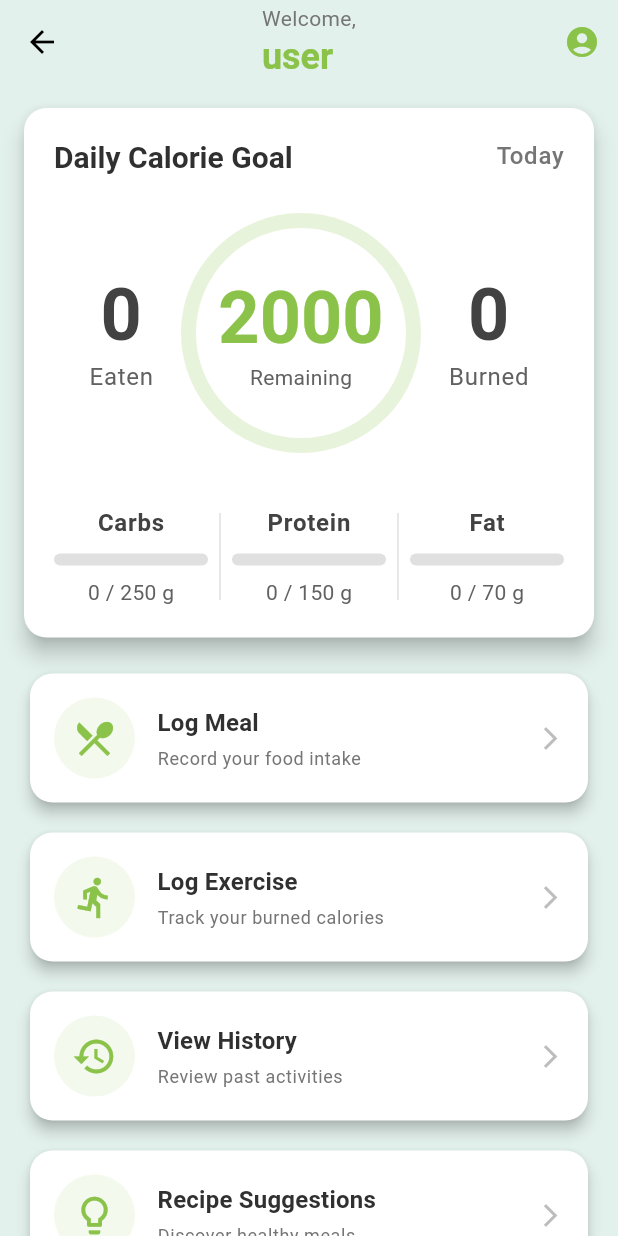
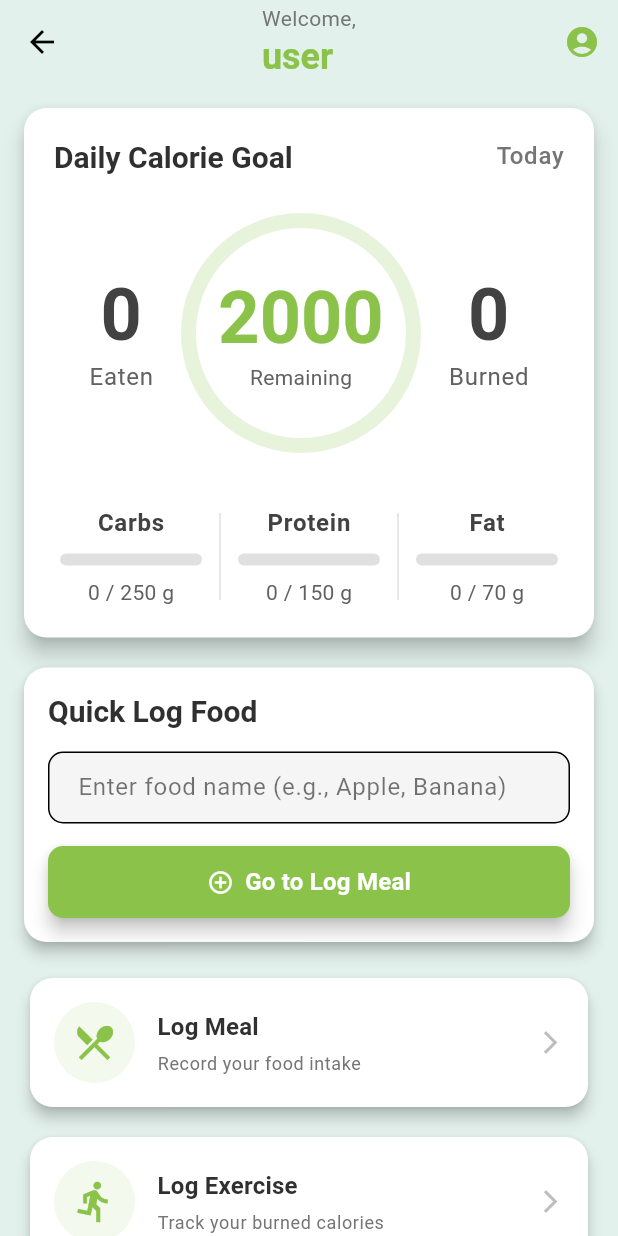
Before and after one commit to Azul-max/tutorial-app-dev, a Flutter app: the MainMenuPage screen opened by its route, on a phone screen of 412 x 824 dp. Run offline on Flutter 3.47's test engine with Material 3 defaults, Android fonts, the phone set to English and light mode, and no system bars; our stand-ins replace shared_preferences, table_calendar; accounts and stored records are empty.

Commit message:
new mainmenu

```diff
--- a/lib/MainMenuPage.dart
+++ b/lib/MainMenuPage.dart
@@ -2,12 +2,12 @@
 
 import 'package:flutter/material.dart';
 import 'package:shared_preferences/shared_preferences.dart';
-import 'dart:convert'; // Needed for jsonDecode
+import 'dart:convert';
 
 // Import other pages for navigation
 import 'ProfilePage.dart';
 import 'HistoryPage.dart';
-import 'CaloriesCalculatorPage.dart';
+import 'CaloriesCalculatorPage.dart'; // This is your "Create Food" page
 import 'ExercisePage.dart';
 import 'RecipeSuggestionPage.dart';
 
@@ -28,48 +28,45 @@ class MainMenuPage extends StatefulWidget {
 class _MainMenuPageState extends State<MainMenuPage> with WidgetsBindingObserver {
   String _currentUsername = 'Guest';
   String _currentUserEmail = '';
-  double _targetCalories = 2000; // Default or loaded from profile
-  int _caloriesConsumedToday = 0; // This would typically come from History/Meals
-  int _caloriesBurnedToday = 0; // New: Calories burned from exercises
+  double _targetCalories = 2000;
+  int _caloriesConsumedToday = 0;
+  int _caloriesBurnedToday = 0;
 
-  // Placeholder values for Carbs, Protein, Fat for UI demonstration
-  // These would ideally come from actual calculated daily macros from your food entries
   int _carbsToday = 0;
   int _proteinToday = 0;
   int _fatToday = 0;
 
-  // Placeholder total targets for macros (you might store these in user profile)
-  int _totalCarbsTarget = 250; // Example target in grams
-  int _totalProteinTarget = 150; // Example target in grams
-  int _totalFatTarget = 70; // Example target in grams
+  int _totalCarbsTarget = 250;
+  int _totalProteinTarget = 150;
+  int _totalFatTarget = 70;
 
+  // Controller for the new quick food input field
+  final TextEditingController _quickFoodNameController = TextEditingController();
 
   @override
   void initState() {
     super.initState();
-    WidgetsBinding.instance.addObserver(this); // Listen for lifecycle changes
+    WidgetsBinding.instance.addObserver(this);
     _currentUsername = widget.username;
     _currentUserEmail = widget.email;
     _loadUserData();
-    _loadCaloriesBurned(); // Load calories burned on init
-    _loadCaloriesConsumed(); // Load consumed calories
-    // _calculateMacrosForDisplay(); // This will be called after _loadCaloriesConsumed
+    _loadCaloriesBurned();
+    _loadCaloriesConsumed();
   }
 
   @override
   void dispose() {
-    WidgetsBinding.instance.removeObserver(this); // Remove observer
+    _quickFoodNameController.dispose(); // Dispose the controller
+    WidgetsBinding.instance.removeObserver(this);
     super.dispose();
   }
 
   @override
   void didChangeAppLifecycleState(AppLifecycleState state) {
-    // Reload data when the app comes back to the foreground
     if (state == AppLifecycleState.resumed) {
       _loadCaloriesBurned();
       _loadCaloriesConsumed();
-      _loadUserData(); // Also reload user data, in case profile target calories changed
-      // _calculateMacrosForDisplay(); // This will be called after _loadCaloriesConsumed
+      _loadUserData();
     }
   }
 
@@ -83,10 +80,6 @@ class _MainMenuPageState extends State<MainMenuPage> with WidgetsBindingObserver
         setState(() {
           _currentUserEmail = user['email'] ?? '';
           _targetCalories = double.tryParse(user['targetCalories'] ?? '2000') ?? 2000;
-          // You might also load macro targets here if stored in user data
-          // _totalCarbsTarget = int.tryParse(user['targetCarbs'] ?? '250') ?? 250;
-          // _totalProteinTarget = int.tryParse(user['targetProtein'] ?? '150') ?? 150;
-          // _totalFatTarget = int.tryParse(user['targetFat'] ?? '70') ?? 70;
         });
       }
     }
@@ -107,16 +100,17 @@ class _MainMenuPageState extends State<MainMenuPage> with WidgetsBindingObserver
         final Map<String, dynamic> mealEntry = jsonDecode(mealEntryJson);
         final entryDate = DateTime.parse(mealEntry['dateTime']);
 
-        // Check if it's a food entry and from today
-        if (mealEntry['type'] == 'Food' &&
+        // Check if the entry is for today and is either 'Food' OR 'Meal'
+        if ((mealEntry['type'] == 'Food' || mealEntry['type'] == 'Meal') && // MODIFIED: Added || mealEntry['type'] == 'Meal'
             entryDate.year == today.year &&
             entryDate.month == today.month &&
             entryDate.day == today.day) {
           totalConsumed += (mealEntry['cal'] as int? ?? 0);
-          // Assuming your mealEntry also stores macros as double
-          totalCarbs += (mealEntry['carbohydrates'] as num? ?? 0).round();
-          totalProtein += (mealEntry['protein'] as num? ?? 0).round();
-          totalFat += (mealEntry['fat'] as num? ?? 0).round();
+
+          // MODIFIED: Corrected macro keys to match MealSummaryPage's saving format
+          totalCarbs += (mealEntry['carbs'] as int? ?? 0); // Changed from 'carbohydrates' to 'carbs'
+          totalProtein += (mealEntry['protein'] as int? ?? 0);
+          totalFat += (mealEntry['fat'] as int? ?? 0);
         }
       } catch (e) {
         print('Error parsing meal entry: $e');
@@ -124,7 +118,7 @@ class _MainMenuPageState extends State<MainMenuPage> with WidgetsBindingObserver
     }
     setState(() {
       _caloriesConsumedToday = totalConsumed;
-      _carbsToday = totalCarbs; // Use actual loaded data
+      _carbsToday = totalCarbs;
       _proteinToday = totalProtein;
       _fatToday = totalFat;
     });
@@ -132,7 +126,7 @@ class _MainMenuPageState extends State<MainMenuPage> with WidgetsBindingObserver
 
   Future<void> _loadCaloriesBurned() async {
     final prefs = await SharedPreferences.getInstance();
-    final List<String> mealsJson = prefs.getStringList('meals') ?? []; // 'meals' key used by ExercisePage
+    final List<String> mealsJson = prefs.getStringList('meals') ?? [];
     int totalBurned = 0;
     final today = DateTime.now();
 
@@ -141,7 +135,6 @@ class _MainMenuPageState extends State<MainMenuPage> with WidgetsBindingObserver
         final Map<String, dynamic> entry = jsonDecode(entryJson);
         final entryDate = DateTime.parse(entry['dateTime']);
 
-        // Check if the entry is an 'Exercise' and from today
         if (entry['type'] == 'Exercise' &&
             entryDate.year == today.year &&
             entryDate.month == today.month &&
@@ -159,25 +152,15 @@ class _MainMenuPageState extends State<MainMenuPage> with WidgetsBindingObserver
 
   @override
   Widget build(BuildContext context) {
-    // Calculate net calories (assuming target - consumed + burned)
     int netCalories = (_targetCalories - _caloriesConsumedToday + _caloriesBurnedToday).round();
-    // Ensure calories remaining doesn't go negative for display purposes
     int caloriesLeftDisplay = netCalories > 0 ? netCalories : 0;
-    // Calculate the percentage for the progress indicator based on consumed vs. target
     double progressConsumed = _targetCalories == 0 ? 0 : _caloriesConsumedToday / _targetCalories;
     if (progressConsumed < 0) progressConsumed = 0;
     if (progressConsumed > 1) progressConsumed = 1;
 
-    // Calculate the percentage for the progress indicator based on burned vs. target (just for visual filling)
-    // This isn't a direct "progress" but indicates activity.
-    double progressBurned = _targetCalories == 0 ? 0 : _caloriesBurnedToday / _targetCalories;
-    if (progressBurned < 0) progressBurned = 0;
-    if (progressBurned > 1) progressBurned = 1;
-
-
     return Scaffold(
       appBar: AppBar(
-        backgroundColor: Theme.of(context).scaffoldBackgroundColor, // Use background color for app bar
+        backgroundColor: Theme.of(context).scaffoldBackgroundColor,
         elevation: 0,
         title: Column(
           crossAxisAlignment: CrossAxisAlignment.start,
@@ -199,7 +182,7 @@ class _MainMenuPageState extends State<MainMenuPage> with WidgetsBindingObserver
         ),
         actions: [
           IconButton(
-            icon: Icon(Icons.account_circle, color: Theme.of(context).primaryColor), // Use primary color for icon
+            icon: Icon(Icons.account_circle, color: Theme.of(context).primaryColor),
             onPressed: () {
               Navigator.push(
                 context,
@@ -210,9 +193,9 @@ class _MainMenuPageState extends State<MainMenuPage> with WidgetsBindingObserver
                   ),
                 ),
               ).then((_) {
-                _loadUserData(); // Reload user data (including target calories)
-                _loadCaloriesConsumed(); // In case profile affects meal tracking
-                _loadCaloriesBurned(); // In case profile affects exercise tracking
+                _loadUserData();
+                _loadCaloriesConsumed();
+                _loadCaloriesBurned();
               });
             },
           ),
@@ -223,9 +206,9 @@ class _MainMenuPageState extends State<MainMenuPage> with WidgetsBindingObserver
         child: Column(
           crossAxisAlignment: CrossAxisAlignment.stretch,
           children: [
-            // Daily Calorie Summary Card (Mimicking the NEW image)
+            // Daily Calorie Summary Card
             Card(
-              elevation: 6, // Increased elevation for a more prominent look
+              elevation: 6,
               shape: RoundedRectangleBorder(borderRadius: BorderRadius.circular(15)),
               margin: const EdgeInsets.only(bottom: 20),
               child: Padding(
@@ -239,7 +222,7 @@ class _MainMenuPageState extends State<MainMenuPage> with WidgetsBindingObserver
                           'Daily Calorie Goal',
                           style: Theme.of(context).textTheme.titleLarge?.copyWith(
                             fontWeight: FontWeight.bold,
-                            color: Colors.grey[850], // Darker text
+                            color: Colors.grey[850],
                           ),
                         ),
                         Text(
@@ -252,42 +235,39 @@ class _MainMenuPageState extends State<MainMenuPage> with WidgetsBindingObserver
                       ],
                     ),
                     const SizedBox(height: 15),
-                    SizedBox( // Fixed height for this section to control vertical spacing
-                      height: 180, // Adjust height as needed to fit content
+                    SizedBox(
+                      height: 180,
                       child: Row(
-                        mainAxisAlignment: MainAxisAlignment.spaceEvenly, // Distribute evenly
+                        mainAxisAlignment: MainAxisAlignment.spaceEvenly,
                         crossAxisAlignment: CrossAxisAlignment.center,
                         children: [
-                          // Eaten Column (Left)
                           _buildTopCalorieStat('Eaten', _caloriesConsumedToday, Colors.grey[800]!),
-
-                          // Central Calories Remaining with Circular Progress Bar
                           Stack(
                             alignment: Alignment.center,
                             children: [
                               SizedBox(
-                                width: 150, // Smaller circle
+                                width: 150,
                                 height: 150,
                                 child: CircularProgressIndicator(
-                                  value: progressConsumed, // Show progress based on eaten
+                                  value: progressConsumed,
                                   strokeWidth: 10,
-                                  backgroundColor: Theme.of(context).primaryColor.withOpacity(0.2), // Lighter background for the circle
-                                  valueColor: AlwaysStoppedAnimation<Color>(Theme.of(context).primaryColor), // Green for the filled part
-                                  strokeCap: StrokeCap.round, // Rounded ends for the progress
+                                  backgroundColor: Theme.of(context).primaryColor.withOpacity(0.2),
+                                  valueColor: AlwaysStoppedAnimation<Color>(Theme.of(context).primaryColor),
+                                  strokeCap: StrokeCap.round,
                                 ),
                               ),
                               Column(
                                 mainAxisAlignment: MainAxisAlignment.center,
                                 children: [
                                   Text(
-                                    '$caloriesLeftDisplay', // Display calculated calories left
-                                    style: Theme.of(context).textTheme.displaySmall?.copyWith( // Adjusted font size
+                                    '$caloriesLeftDisplay',
+                                    style: Theme.of(context).textTheme.displaySmall?.copyWith(
                                       fontWeight: FontWeight.bold,
-                                      color: Theme.of(context).primaryColor, // Green color for the main number
+                                      color: Theme.of(context).primaryColor,
                                     ),
                                   ),
                                   Text(
-                                    'Remaining', // "Remaining" under the number
+                                    'Remaining',
                                     style: Theme.of(context).textTheme.bodyMedium?.copyWith(
                                       color: Colors.grey[700],
                                     ),
@@ -296,29 +276,25 @@ class _MainMenuPageState extends State<MainMenuPage> with WidgetsBindingObserver
                               ),
                             ],
                           ),
-
-                          // Burned Column (Right)
                           _buildTopCalorieStat('Burned', _caloriesBurnedToday, Colors.grey[800]!),
                         ],
                       ),
                     ),
-                    const SizedBox(height: 25), // Increased spacing
-
-                    // Carbs, Protein, Fat section (bottom of the card)
+                    const SizedBox(height: 25),
                     Column(
                       children: [
-                        IntrinsicHeight( // Ensures all children in the row have the same height
+                        IntrinsicHeight(
                           child: Row(
                             mainAxisAlignment: MainAxisAlignment.spaceAround,
                             children: [
                               _buildMacroProgressStat(
-                                  'Carbs', _carbsToday, _totalCarbsTarget, Colors.blue.shade400),
+                                  'Carbs', _carbsToday, _totalCarbsTarget, Theme.of(context).colorScheme.secondary),
                               VerticalDivider(color: Colors.grey.shade300, thickness: 1, indent: 5, endIndent: 5),
                               _buildMacroProgressStat(
-                                  'Protein', _proteinToday, _totalProteinTarget, Colors.blue.shade400),
+                                  'Protein', _proteinToday, _totalProteinTarget, Theme.of(context).colorScheme.secondary),
                               VerticalDivider(color: Colors.grey.shade300, thickness: 1, indent: 5, endIndent: 5),
                               _buildMacroProgressStat(
-                                  'Fat', _fatToday, _totalFatTarget, Colors.blue.shade400),
+                                  'Fat', _fatToday, _totalFatTarget, Theme.of(context).colorScheme.secondary),
                             ],
                           ),
                         ),
@@ -329,7 +305,66 @@ class _MainMenuPageState extends State<MainMenuPage> with WidgetsBindingObserver
               ),
             ),
 
-            // Main Action Buttons (no changes in this section from previous step)
+            // NEW: Quick Food Input Section
+            Card(
+              elevation: 4,
+              shape: RoundedRectangleBorder(borderRadius: BorderRadius.circular(15)),
+              margin: const EdgeInsets.only(bottom: 20),
+              child: Padding(
+                padding: const EdgeInsets.all(16.0),
+                child: Column(
+                  crossAxisAlignment: CrossAxisAlignment.start,
+                  children: [
+                    Text(
+                      'Quick Log Food',
+                      style: Theme.of(context).textTheme.titleLarge?.copyWith(
+                        fontWeight: FontWeight.bold,
+                        color: Colors.grey[850],
+                      ),
+                    ),
+                    const SizedBox(height: 15),
+                    TextField(
+                      controller: _quickFoodNameController,
+                      decoration: InputDecoration(
+                        labelText: 'Enter food name (e.g., Apple, Banana)',
+                        border: OutlineInputBorder(
+                          borderRadius: BorderRadius.circular(10),
+                        ),
+                        contentPadding: const EdgeInsets.symmetric(horizontal: 16, vertical: 12),
+                      ),
+                      textInputAction: TextInputAction.done,
+                      onSubmitted: (value) {
+                        _navigateToCaloriesCalculator(value);
+                      },
+                    ),
+                    const SizedBox(height: 15),
+                    SizedBox(
+                      width: double.infinity,
+                      child: ElevatedButton.icon(
+                        onPressed: () {
+                          _navigateToCaloriesCalculator(_quickFoodNameController.text);
+                        },
+                        icon: const Icon(Icons.add_circle_outline),
+                        label: const Text('Go to Log Meal'),
+                        style: ElevatedButton.styleFrom(
+                          backgroundColor: Theme.of(context).primaryColor,
+                          foregroundColor: Colors.white,
+                          padding: const EdgeInsets.symmetric(vertical: 12),
+                          shape: RoundedRectangleBorder(
+                            borderRadius: BorderRadius.circular(10),
+                          ),
+                          textStyle: Theme.of(context).textTheme.titleMedium?.copyWith(
+                            fontWeight: FontWeight.bold,
+                          ),
+                        ),
+                      ),
+                    ),
+                  ],
+                ),
+              ),
+            ),
+
+            // Main Action Buttons
             _buildActionCard(
               context,
               Icons.restaurant_menu,
@@ -391,8 +426,8 @@ class _MainMenuPageState extends State<MainMenuPage> with WidgetsBindingObserver
             ),
             const SizedBox(height: 20),
 
-            // Daily Calorie Progress (This section will be redundant with the new card design,
-            // but keeping it for now if you still want it. Otherwise, remove this block.)
+            // Daily Calorie Progress (You can choose to keep or remove this section
+            // as the new summary card covers similar info)
             Text(
               'Daily Calorie Progress',
               style: Theme.of(context).textTheme.headlineSmall?.copyWith(
@@ -430,21 +465,38 @@ class _MainMenuPageState extends State<MainMenuPage> with WidgetsBindingObserver
     );
   }
 
-  // NEW helper for the top "Eaten" / "Burned" stats
+  // Helper method to navigate and pass data
+  void _navigateToCaloriesCalculator(String initialFoodName) async {
+    await Navigator.push(
+      context,
+      MaterialPageRoute(
+        builder: (context) => CaloriesCalculatorPage(
+          initialFoodName: initialFoodName,
+        ),
+      ),
+    );
+    // Clear the quick input field after navigation
+    _quickFoodNameController.clear();
+    // Reload data when returning from CaloriesCalculatorPage
+    _loadCaloriesConsumed();
+    _loadCaloriesBurned();
+  }
+
+  // Helper for the top "Eaten" / "Burned" stats
   Widget _buildTopCalorieStat(String label, int value, Color textColor) {
     return Column(
       mainAxisSize: MainAxisSize.min,
       children: [
         Text(
-          value.toStringAsFixed(0), // Format to remove decimals
-          style: Theme.of(context).textTheme.displaySmall?.copyWith( // Larger numbers
+          value.toStringAsFixed(0),
+          style: Theme.of(context).textTheme.displaySmall?.copyWith(
             fontWeight: FontWeight.bold,
             color: textColor,
           ),
         ),
         Text(
           label,
-          style: Theme.of(context).textTheme.bodyLarge?.copyWith( // Adjusted label size
+          style: Theme.of(context).textTheme.bodyLarge?.copyWith(
             color: Colors.grey[700],
           ),
         ),
@@ -452,13 +504,15 @@ class _MainMenuPageState extends State<MainMenuPage> with WidgetsBindingObserver
     );
   }
 
-  // NEW helper for Carbs, Protein, Fat with progress bars
+  // Helper for Carbs, Protein, Fat with progress bars
   Widget _buildMacroProgressStat(String label, int current, int total, Color progressColor) {
     double progress = total == 0 ? 0 : current / total;
     if (progress < 0) progress = 0;
     if (progress > 1.0) progress = 1.0;
 
     return Expanded(
+      child: Padding(
+        padding: const EdgeInsets.symmetric(horizontal: 4.0), // Add padding to separate columns slightly
         child: Column(
           mainAxisAlignment: MainAxisAlignment.center,
           children: [
@@ -471,12 +525,12 @@ class _MainMenuPageState extends State<MainMenuPage> with WidgetsBindingObserver
             ),
             const SizedBox(height: 8),
             SizedBox(
-            width: double.infinity, // Take full width of expanded space
+              width: double.infinity,
               child: LinearProgressIndicator(
                 value: progress,
                 backgroundColor: Colors.grey.shade300,
                 valueColor: AlwaysStoppedAnimation<Color>(progressColor),
-              minHeight: 8, // Thinner bar
+                minHeight: 8,
                 borderRadius: BorderRadius.circular(4),
               ),
             ),
@@ -488,6 +542,7 @@ class _MainMenuPageState extends State<MainMenuPage> with WidgetsBindingObserver
               ),
             ),
           ],
+        ),
       ),
     );
   }
@@ -543,7 +598,7 @@ class _MainMenuPageState extends State<MainMenuPage> with WidgetsBindingObserver
     );
   }
 
-  // Existing _buildProgressItem (from Daily Calorie Progress section at the bottom)
+  // Existing _buildProgressItem
   Widget _buildProgressItem(
       BuildContext context, String label, int current, int total, Color color) {
     double progress = total == 0 ? 0 : current / total;
```
Also changed, not shown: lib/CaloriesCalculatorPage.dart (+7 -2 lines), lib/ExercisePage.dart (+4 -4 lines), lib/MealSummaryPage.dart (+63 -11 lines). Lines whose indentation alone changed are shown as unchanged.
